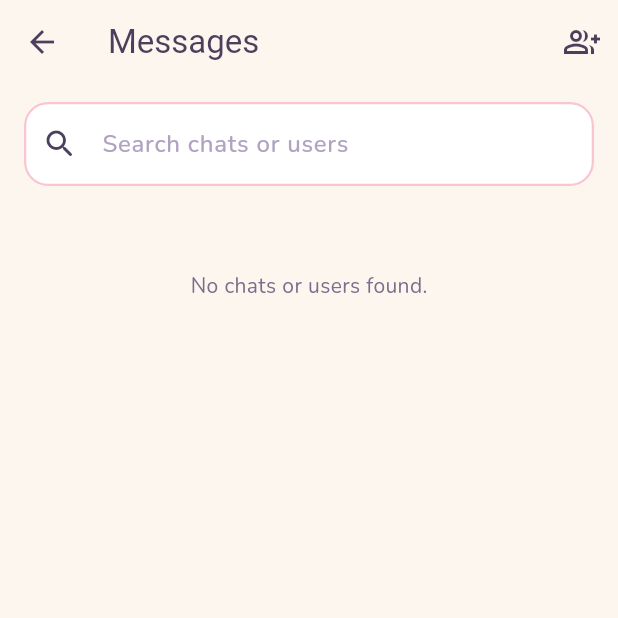
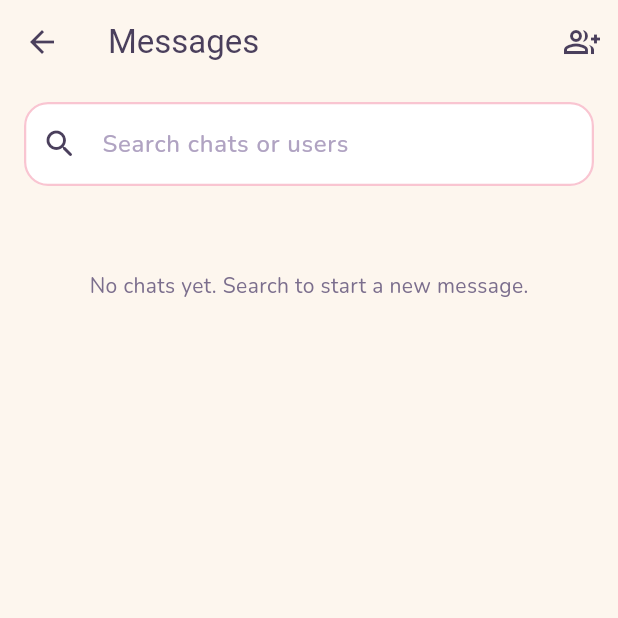
Before and after one commit to FatimaMumtaz86/bloomy, a Flutter app: the DmInboxScreen screen opened by its route, on a phone screen of 412 x 824 dp, the top half of it. Run offline on Flutter 3.47's test engine with Material 3 defaults, Android fonts, the phone set to English and light mode, and no system bars; our stand-ins replace app_links, cached_network_image, cloud_firestore, firebase_auth, firebase_core, firebase_messaging and 9 more; missing offline and left inert: flutter_windowmanager; accounts and stored records are empty.

Commit message:
fix: show DM people only during search

```diff
--- a/lib/screens/dm_inbox_screen.dart
+++ b/lib/screens/dm_inbox_screen.dart
@@ -421,7 +421,8 @@ class _DmInboxScreenState extends State<DmInboxScreen> {
         return a.isPublic ? -1 : 1;
       });
 
-    final usersToShow = _query.isNotEmpty ? users : users.take(20).toList();
+    final usersToShow =
+      _query.isNotEmpty ? users.take(30).toList() : const <UserModel>[];
 
     return Scaffold(
       backgroundColor: AppColors.cream,
@@ -713,12 +714,14 @@ class _DmInboxScreenState extends State<DmInboxScreen> {
                       if (filteredGroupChats.isEmpty &&
                           filteredDirectChats.isEmpty &&
                           usersToShow.isEmpty)
-                        const Padding(
+                        Padding(
                           padding: EdgeInsets.symmetric(vertical: 40),
                           child: Center(
                             child: Text(
-                              'No chats or users found.',
-                              style: TextStyle(color: AppColors.textMed),
+                              _query.isEmpty
+                                  ? 'No chats yet. Search to start a new message.'
+                                  : 'No chats or users found.',
+                              style: const TextStyle(color: AppColors.textMed),
                             ),
                           ),
                         ),
```
